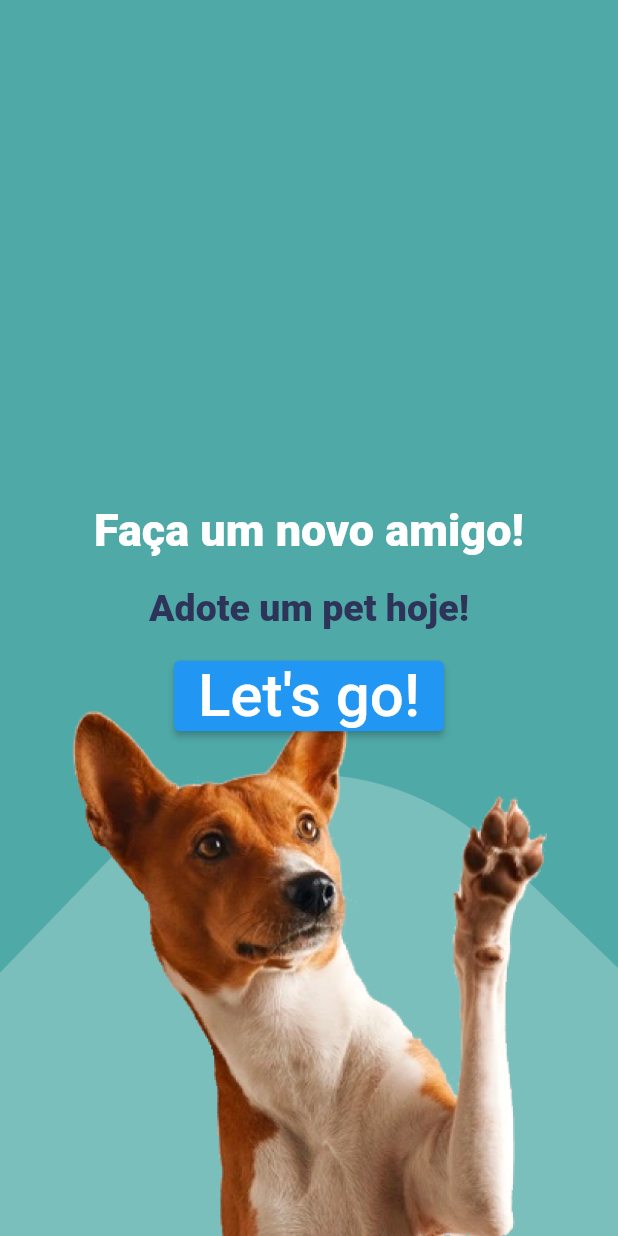
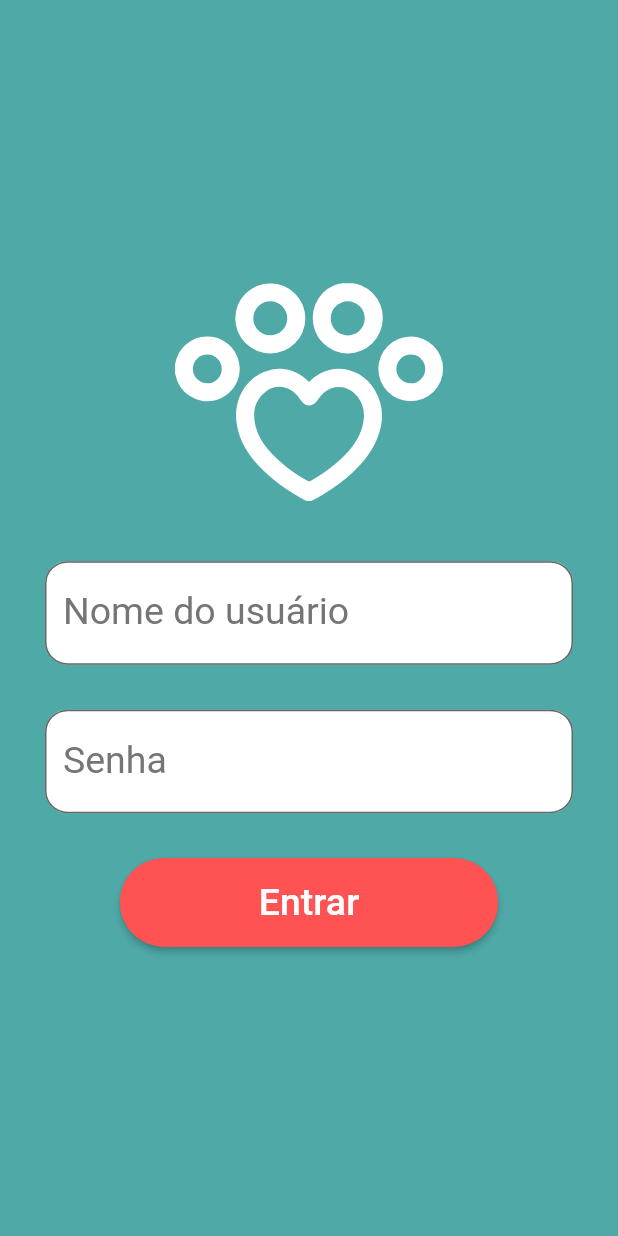
Before and after one commit to noefernandes/amica-app, a Flutter app: the screen it shows after launch, on a phone screen of 412 x 824 dp. Run offline on Flutter 3.47's test engine with Material 2 defaults, Android fonts, the phone set to English and light mode, and no system bars; our stand-ins replace flutter_svg, google_fonts; Roboto replaces fonts that are missing (Baloo).

Commit message:
Adicionando tela de login

```diff
--- /dev/null
+++ b/lib/pages/login.dart
@@ -0,0 +1,112 @@
+import 'package:flutter/material.dart';
+import 'package:google_fonts/google_fonts.dart';
+import 'package:flutter_svg/flutter_svg.dart';
+
+class Login extends StatefulWidget {
+  @override
+  _LoginState createState() => _LoginState();
+}
+
+class _LoginState extends State<Login> {
+  TextEditingController usernameController = TextEditingController();
+  TextEditingController passwordController = TextEditingController();
+  final GlobalKey<FormState> _formKey = GlobalKey<FormState>();
+  final String _textInfo = "";
+
+  void _entrar() {
+    setState(() {});
+  }
+
+  @override
+  Widget build(BuildContext context) {
+    return Scaffold(
+      backgroundColor: const Color(0xff4FA9A7),
+      body: Center(
+        child: SingleChildScrollView(
+          padding: const EdgeInsets.fromLTRB(10.0, 40.0, 10.0, 0.0),
+          child: Form(
+            key: _formKey,
+            child: Column(
+              crossAxisAlignment: CrossAxisAlignment.stretch,
+              children: <Widget>[
+                SvgPicture.asset('imagens/logo.svg', color: Colors.white),
+                Padding(
+                  padding: const EdgeInsets.fromLTRB(20.0, 40.0, 20.0, 15.0),
+                  child: TextFormField(
+                    keyboardType: TextInputType.text,
+                    decoration: InputDecoration(
+                        border: OutlineInputBorder(
+                            borderRadius: BorderRadius.circular(15)),
+                        filled: true,
+                        fillColor: Colors.white,
+                        labelText: "Nome do usuário",
+                        labelStyle: TextStyle(color: Colors.grey[600])),
+                    textAlign: TextAlign.center,
+                    style: const TextStyle(color: Colors.white, fontSize: 25.0),
+                    controller: usernameController,
+                    validator: (value) {
+                      if (value!.isEmpty)
+                        return "Insira o seu nome de usuário!";
+                    },
+                  ),
+                ),
+                Padding(
+                  padding: const EdgeInsets.fromLTRB(20.0, 15.0, 20.0, 15.0),
+                  child: TextFormField(
+                    keyboardType: TextInputType.text,
+                    decoration: InputDecoration(
+                        border: OutlineInputBorder(
+                            borderRadius: BorderRadius.circular(15)),
+                        filled: true,
+                        fillColor: Colors.white,
+                        labelText: "Senha",
+                        labelStyle: TextStyle(color: Colors.grey[600])),
+                    textAlign: TextAlign.center,
+                    style: const TextStyle(color: Colors.white, fontSize: 25.0),
+                    controller: passwordController,
+                    validator: (value) {
+                      if (value!.isEmpty) return "Insira sua senha!";
+                    },
+                  ),
+                ),
+                Padding(
+                  padding: const EdgeInsets.fromLTRB(70.0, 15.0, 70.0, 15.0),
+                  child: ButtonTheme(
+                      height: 50.0,
+                      highlightColor: Colors.amber,
+                      child: ElevatedButton(
+                        style: ButtonStyle(
+                            backgroundColor: MaterialStateProperty.all<Color>(
+                                Colors.redAccent),
+                            padding:
+                                MaterialStateProperty.all<EdgeInsetsGeometry>(
+                                    const EdgeInsets.fromLTRB(
+                                        20.0, 15.0, 20.0, 15.0)),
+                            shape:
+                                MaterialStateProperty.all<RoundedRectangleBorder>(
+                                    RoundedRectangleBorder(
+                                        borderRadius: BorderRadius.circular(40),
+                                        side: const BorderSide(
+                                            color: Colors.redAccent)))),
+                        onPressed: () {
+                          if (_formKey.currentState!.validate()) _entrar();
+                        },
+                        child: const Text(
+                          "Entrar",
+                          style: TextStyle(color: Colors.white, fontSize: 25.0),
+                        ),
+                      )),
+                ),
+                Text(
+                  _textInfo,
+                  textAlign: TextAlign.center,
+                  style: const TextStyle(color: Colors.red, fontSize: 25.0),
+                )
+              ],
+            ),
+          ),
+        ),
+      ),
+    );
+  }
+}
--- a/lib/pages/splash.dart
+++ b/lib/pages/splash.dart
@@ -3,7 +3,7 @@ import 'package:flutter/material.dart';
 import 'package:flutter_svg/flutter_svg.dart';
 import 'package:google_fonts/google_fonts.dart';
 
-import 'home.dart';
+import 'login.dart';
 
 class Splash extends StatefulWidget {
   const Splash({Key? key}) : super(key: key);
@@ -21,7 +21,7 @@ class _SplashState extends State<Splash> {
       Navigator.push(
           context,
           MaterialPageRoute(
-            builder: (context) => Home(),
+            builder: (context) => Login(),
           ));
     });
   }
@@ -34,10 +34,7 @@ class _SplashState extends State<Splash> {
             child: Column(
           mainAxisAlignment: MainAxisAlignment.center,
           children: <Widget>[
-          SvgPicture.asset(
-            'imagens/logo.svg',
-            color: Colors.white
-          ),
+            SvgPicture.asset('imagens/logo.svg', color: Colors.white),
             Padding(
               padding: const EdgeInsets.all(2.0),
               child: Text(
```
Lines whose indentation alone changed are shown as unchanged.
